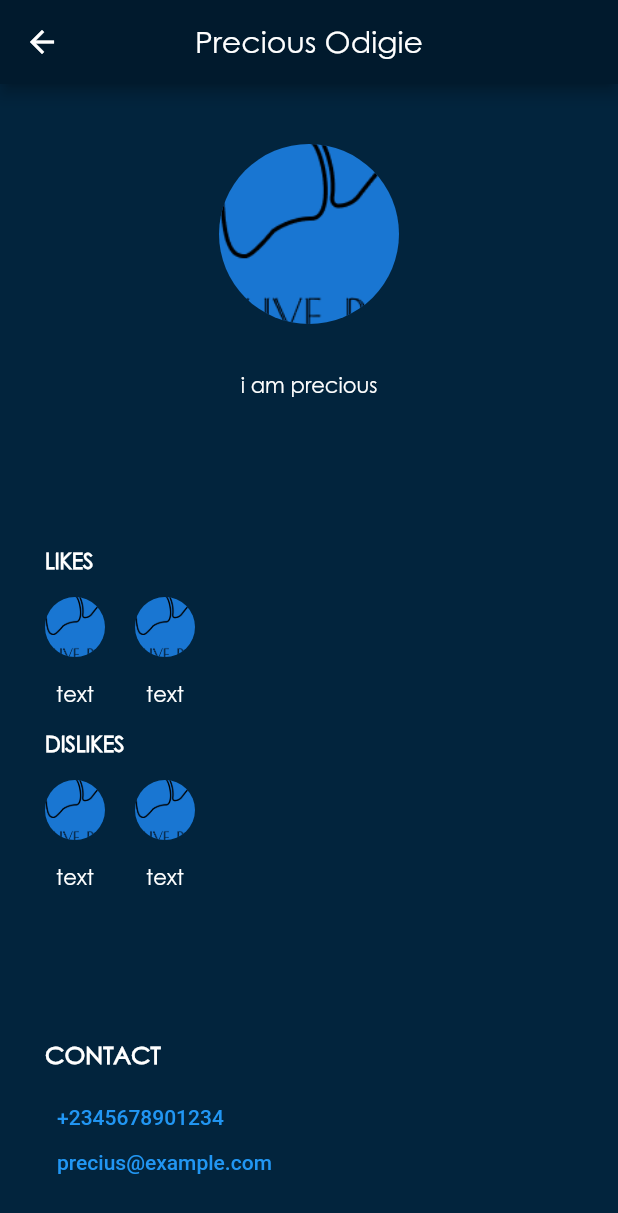
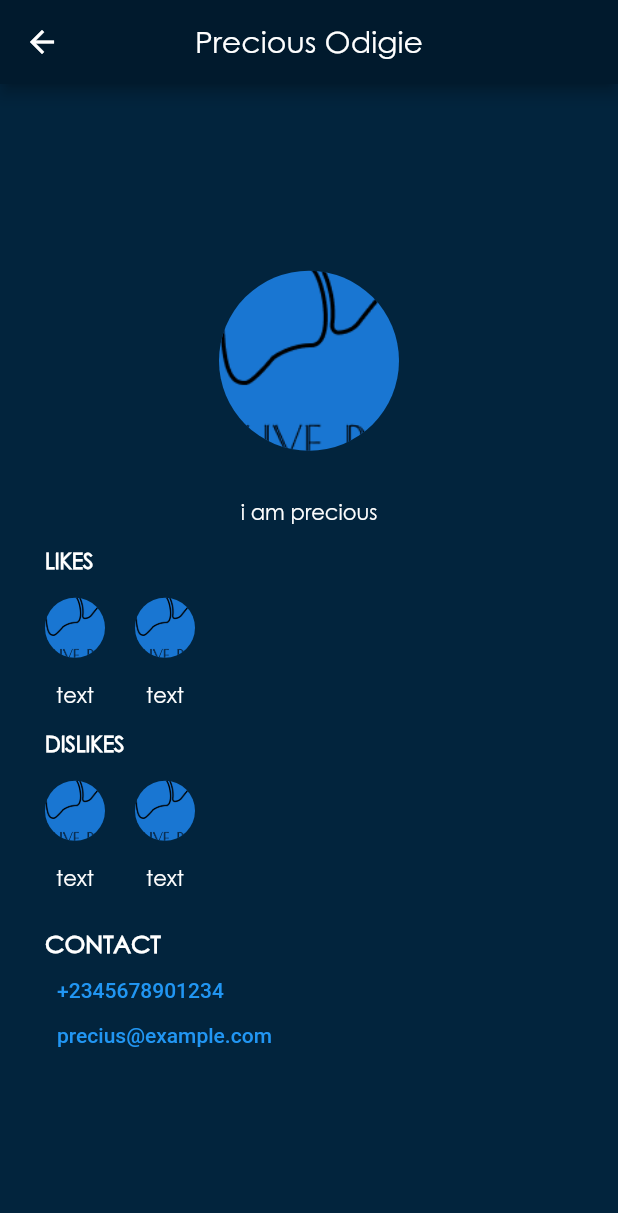
Before and after one commit to kingsonseang/live_r_app, a Flutter app: the ProfilePage widget shown alone on an empty page, opened directly, after a tap on "Precious Odigie", on a phone screen of 412 x 824 dp. Shown: the top 1213 px of the screen. Run offline on Flutter 3.47's test engine with Material 2 defaults, Android fonts, the phone set to English and light mode, and no system bars; our stand-ins replace animated_splash_screen, curved_navigation_bar, page_transition.

Commit message:
pqowdkd;'k

```diff
--- a/lib/main.dart
+++ b/lib/main.dart
@@ -2,6 +2,7 @@ import 'package:flutter/material.dart';
 import 'SplashScreen.dart';
 
 void main() {
+
   runApp(
     const MaterialApp(
       // hide the debug banner
--- a/lib/members/GroupMembers.dart
+++ b/lib/members/GroupMembers.dart
@@ -25,6 +25,15 @@ var precious = Member(
   phone: '+2345678901234',
 );
 
+// create an instance of the class
+var amaka = Member(
+  image: 'image/amaka.jpg',
+  name: 'Chukwuemeka Chiamaka',
+  about: 'Hi, I am Chukwuemeka Chiamaka. I am a student of Lincoln College of Science, Management and Tecnology January Intake. I contributed to this project by designing the mock up of the project and implementing the home page.',
+  email: 'amibaby411@gmial.com',
+  phone: '+234 706 907 7858',
+);
+
 // var nichole = Member(
 //   image: 'images/liverDiagram.png',
 //   name: 'Nichole Momoh',
--- a/lib/members/member1.dart
+++ b/lib/members/member1.dart
@@ -39,6 +39,7 @@ class _Member1State extends State<Member1> {
             right: 30.0,
             bottom: 20.0,
           ),
+          child: SingleChildScrollView(
             child: Column(
               children: [
                 // member image
@@ -48,20 +49,23 @@ class _Member1State extends State<Member1> {
                 ),
                 const Divider(
                   color: Colors.transparent,
-              ), // give spave between top and bottom
+                ), // give space between top and bottom
                 const Divider(
                   color: Colors.transparent,
-              ), // give spave between top and bottom
+                ), // give space between top and bottom
                 Container(
                   child: Text(
-                  precious.about, // member description/about from class member
+                    precious
+                        .about, // member description/about from class member
                     style: const TextStyle(
                       color: Colors.white,
                       fontFamily: 'Century Gothic',
                     ),
                   ),
                 ),
-              const Spacer(), // give as much possible spave between top and bottom
+                const Divider(
+                  color: Colors.transparent,
+                ), // give as much possible space between top and bottom
                 const Align(
                   alignment: Alignment.topLeft,
                   child: Text(
@@ -215,9 +219,12 @@ class _Member1State extends State<Member1> {
                     //
                   ],
                 ),
-              const Spacer(), // give as much possible space between top and bottom
+                const Divider(
+                  color: Colors.transparent,
+                ), // give as much possible space between top and bottom
                 Container(
                   alignment: Alignment.topLeft,
+                  padding: const EdgeInsets.only(top: 10.0),
                   child: const Text(
                     'CONTACT',
                     style: TextStyle(
@@ -228,10 +235,8 @@ class _Member1State extends State<Member1> {
                     ),
                   ),
                 ),
-              const Divider(
-                color: Colors.transparent,
-              ),
                 Container(
+                  margin: const EdgeInsets.only(top: 5.0),
                   height: 30.0,
                   child: TextButton(
                     onPressed: () {
@@ -263,6 +268,7 @@ class _Member1State extends State<Member1> {
             ),
           ),
         ),
+      ),
     );
   }
 }
--- a/lib/profile.dart
+++ b/lib/profile.dart
@@ -4,6 +4,8 @@ import 'package:flutter/material.dart';
 import 'package:live_r_app/members/GroupMembers.dart';
 import 'package:live_r_app/members/member1.dart';
 import 'package:page_transition/page_transition.dart';
+
+import 'members/amaka.dart';
 
 class ProfilePage extends StatefulWidget {
   const ProfilePage({Key? key}) : super(key: key);
@@ -43,6 +45,7 @@ class _ProfilePageState extends State<ProfilePage> {
                 //
                 //duplicate form here for new member
                 //
+                // test participannt
                 TextButton(
                   onPressed: () {
                     // navigator function
@@ -90,6 +93,54 @@ class _ProfilePageState extends State<ProfilePage> {
                   ),
                 ),
                 //
+                // amaka
+                //
+                TextButton(
+                  onPressed: () {
+                    // navigator function
+                    Navigator.push(
+                      context,
+                      // page transition to member detials page
+                      PageTransition(
+                        //
+                        //
+                        // change child to new member file class
+                        // eg Member2() from member2.dart
+                        //
+                        //
+                        child: const Amaka(),
+                        // transition type
+                        type: PageTransitionType.fade,
+                        // transition duration
+                        duration: const Duration(milliseconds: 500),
+                      ),
+                    );
+                  },
+                  // colum to hold te member image and name
+                  child: Column(
+                    children: [
+                      // member image in circle
+                      CircleAvatar(
+                        radius: 40.0,
+                        backgroundImage: AssetImage(
+                          amaka.image, // member image from class member
+                        ),
+                      ),
+                      const Divider(
+                        color: Colors.transparent,
+                      ), // give spave between top and bottom
+                      // member name
+                      Text(
+                        // member name from class member
+                        amaka.name,
+                        style: const TextStyle(
+                          color: Colors.white,
+                          fontFamily: 'Century Gothic',
+                        ),
+                      ),
+                    ],
+                  ),
+                ),
                 // to here for new member
                 //
               ],
--- a/pubspec.yaml
+++ b/pubspec.yaml
@@ -27,6 +27,7 @@ flutter:
 
   assets:
     - images/
+    - image/
 
   fonts:
     - family: Caesar
```
Also changed, not shown: lib/HomePageData.dart (+6 -4 lines), lib/SplashScreen.dart (+39 -0 lines), lib/home.dart (+4 -3 lines), lib/members/amaka.dart (added, +328 -0 lines), image/LightBulb.jpg (added), image/amaka.jpg (added), image/blue_headset.png (added), image/cat.png (added), image/netflix.png (added), image/pink_headset.jpg (added), image/shawarma.jpg (added), image/sneakers.jpg (added). Lines whose indentation alone changed are shown as unchanged.
